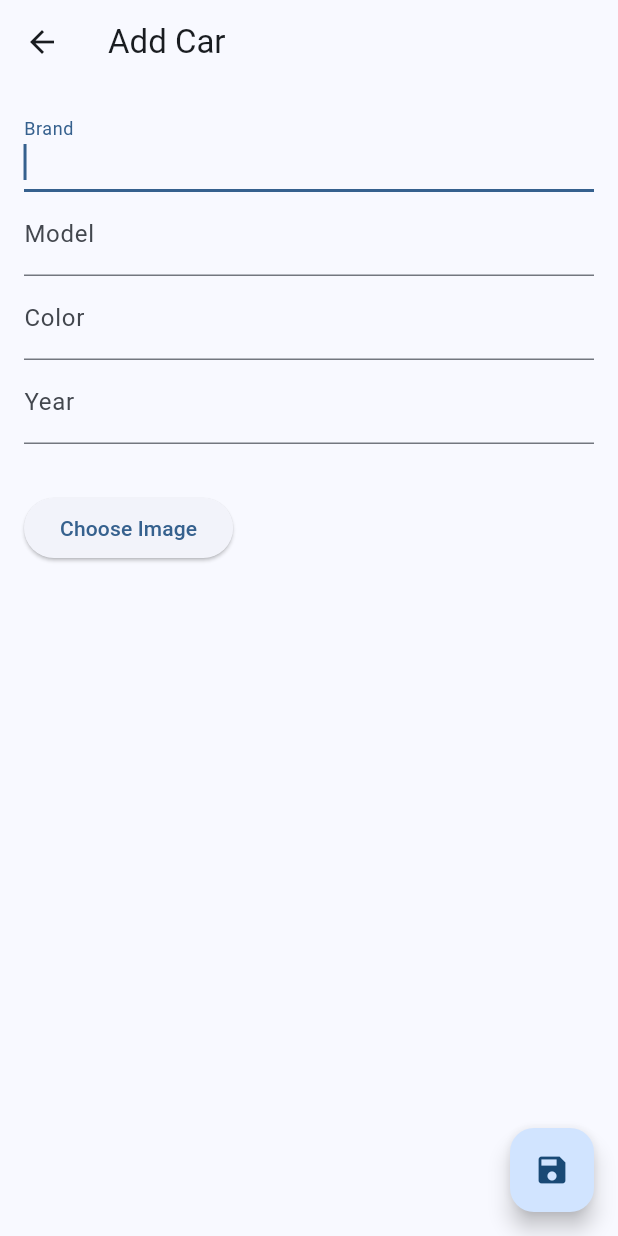
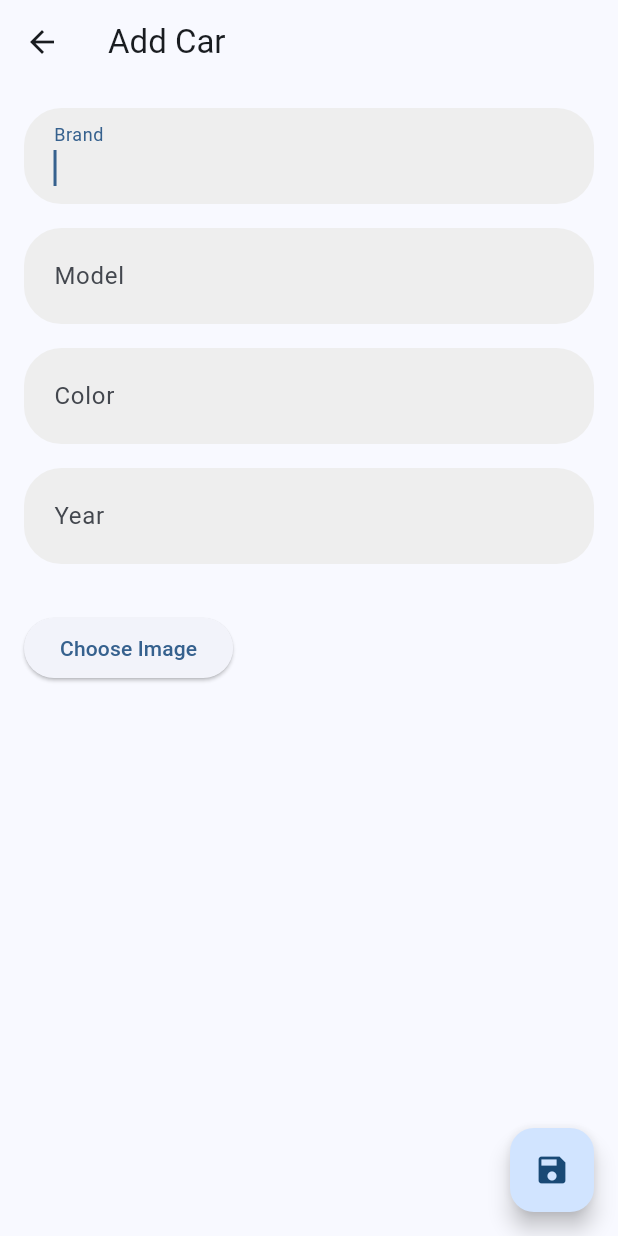
Before and after one commit to candzon/app-mobilku, a Flutter app: the CarForm screen opened directly, on a phone screen of 412 x 824 dp. Run offline on Flutter 3.47's test engine with Material 2 defaults, Android fonts, the phone set to English and light mode, and no system bars; our stand-ins replace firebase_auth, firebase_core, firebase_storage, flutter_dotenv, flutter_login, flutter_native_splash and 1 more; accounts and stored records are empty; statements that could not run were skipped.

Commit message:
feat(ui): Edit textFormField with circular

```diff
--- a/lib/widget/car_crud_widget.dart
+++ b/lib/widget/car_crud_widget.dart
@@ -272,8 +272,7 @@ class _CarFormState extends State<CarForm> {
     }
   }
 
-
-  TextStyle _textStyling(){
+  TextStyle _textStyling() {
     return TextField.materialMisspelledTextStyle.copyWith(
       color: Colors.black,
       fontSize: 16,
@@ -297,21 +296,21 @@ class _CarFormState extends State<CarForm> {
             child: Column(
               crossAxisAlignment: CrossAxisAlignment.start,
               children: [
-                TextFormField(
+                _buildCircularTextFormField(
                   controller: _brandController,
-                  decoration: const InputDecoration(labelText: 'Brand'),
-                  autofocus: true,
+                  labelText: 'Brand',
+                  autoFocus: true,
                   validator: (value) {
                     if (value == null || value.isEmpty) {
                       return 'Please enter the car brand';
                     }
                     return null;
                   },
-                  style: _textStyling(),
                 ),
-                TextFormField(
+                SizedBox(height: 16), // Jarak ke bawah
+                _buildCircularTextFormField(
                   controller: _modelController,
-                  decoration: const InputDecoration(labelText: 'Model'),
+                  labelText: 'Model',
                   validator: (value) {
                     if (value == null || value.isEmpty) {
                       return 'Please enter the car model';
@@ -319,9 +318,10 @@ class _CarFormState extends State<CarForm> {
                     return null;
                   },
                 ),
-                TextFormField(
+                SizedBox(height: 16), // Jarak ke bawah
+                _buildCircularTextFormField(
                   controller: _colorController,
-                  decoration: const InputDecoration(labelText: 'Color'),
+                  labelText: 'Color',
                   validator: (value) {
                     if (value == null || value.isEmpty) {
                       return 'Please enter the car color';
@@ -329,9 +329,10 @@ class _CarFormState extends State<CarForm> {
                     return null;
                   },
                 ),
-                TextFormField(
+                SizedBox(height: 16), // Jarak ke bawah
+                _buildCircularTextFormField(
                   controller: _yearController,
-                  decoration: const InputDecoration(labelText: 'Year'),
+                  labelText: 'Year',
                   keyboardType: TextInputType.number,
                   validator: (value) {
                     if (value == null || value.isEmpty) {
@@ -381,4 +382,29 @@ class _CarFormState extends State<CarForm> {
       ),
     );
   }
+
+  Widget _buildCircularTextFormField({
+    required TextEditingController controller,
+    required String labelText,
+    bool autoFocus = false,
+    TextInputType? keyboardType,
+    FormFieldValidator<String>? validator,
+  }) {
+    return ClipRRect(
+      borderRadius: BorderRadius.circular(25),
+      child: TextFormField(
+        controller: controller,
+        decoration: InputDecoration(
+          labelText: labelText,
+          border: InputBorder.none,
+          filled: true,
+          fillColor: Colors.grey[200],
+          contentPadding: EdgeInsets.symmetric(horizontal: 16, vertical: 12),
+        ),
+        autofocus: autoFocus,
+        keyboardType: keyboardType,
+        validator: validator,
+      ),
+    );
   }
+}
```
Lines whose indentation alone changed are shown as unchanged.
